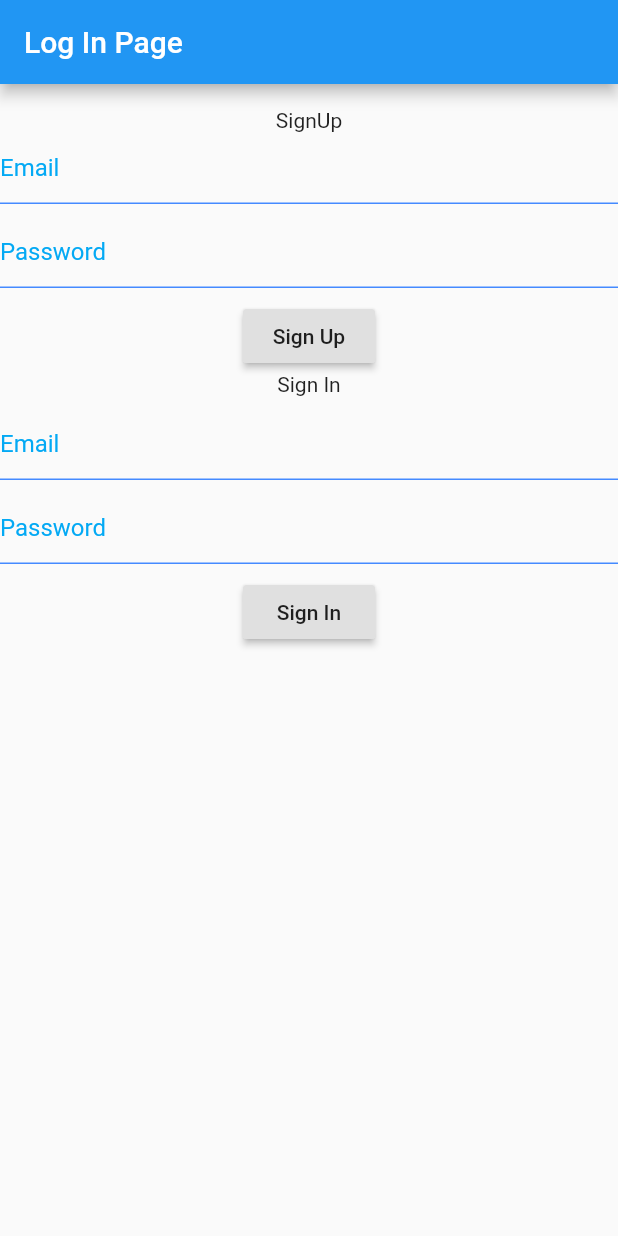
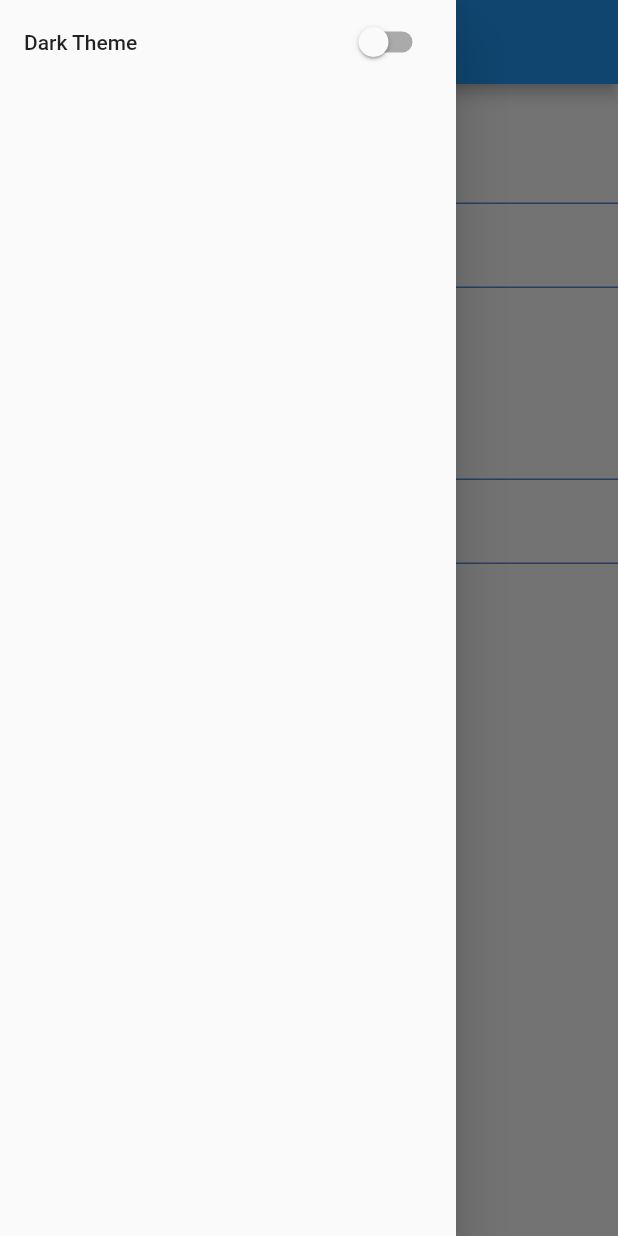
Before and after one commit to Elankumaran98/simple_loginpage, a Flutter app: the screen it shows after launch, with the side drawer open (before the commit the screen has no drawer), on a phone screen of 412 x 824 dp. Run offline on Flutter 3.47's test engine with Material 2 defaults, Android fonts, the phone set to English and light mode, and no system bars; our stand-ins replace firebase_auth, firebase_core; accounts and stored records are empty.

Commit message:
Add theme option in drawer

```diff
--- a/lib/main.dart
+++ b/lib/main.dart
@@ -4,27 +4,30 @@ import 'package:flutter/material.dart';
 import 'package:simple_loginpage/screens/welcome_in.dart';
 import 'package:simple_loginpage/screens/welcome_up.dart';
 import 'package:simple_loginpage/widgets/widget.dart';
+import 'dart:async';
 
 void main() async {
   WidgetsFlutterBinding.ensureInitialized();
   await Firebase.initializeApp();
   runApp(MaterialApp(
-    debugShowCheckedModeBanner: false,
-    home: MyApp(),
+    home: HomePage(),
   ));
 }
 
-class MyApp extends StatefulWidget {
+class HomePage extends StatefulWidget {
   @override
-  _MyAppState createState() => _MyAppState();
+  _HomePageState createState() => _HomePageState();
 }
 
-class _MyAppState extends State<MyApp> {
+class _HomePageState extends State<HomePage> {
+  bool darkTheme = false;
   String _email, _password;
   final auth = FirebaseAuth.instance;
   @override
   Widget build(BuildContext context) {
-    return Scaffold(
+    return MaterialApp(
+      debugShowCheckedModeBanner: false,
+      home: Scaffold(
         appBar: appBarMain(context),
         body: Column(
           children: [
@@ -97,8 +100,39 @@ class _MyAppState extends State<MyApp> {
                   Navigator.of(context).pushReplacement(
                       MaterialPageRoute(builder: (context) => WelcomeIn()));
                 }),
+            SizedBox(
+              height: 8.0,
+            ),
           ],
         ),
+        drawer: Drawer(
+          child: ListView(
+            children: <Widget>[
+              ListTile(
+                title: Text("Dark Theme"),
+                trailing: Switch(
+                  value: darkTheme,
+                  onChanged: (changed) {
+                    setState(() {
+                      darkTheme = changed;
+                    });
+                  },
+                ),
+              )
+            ],
+          ),
+        ),
+      ),
+       theme: darkTheme ? ThemeData.dark() : ThemeData.light(),
     );
   }
 }
+
+class Bloc {
+  // ignore: close_sinks
+  final _themeController = StreamController<bool>();
+  get changeTheme => _themeController.sink.add;
+  get darkThemeEnabled => _themeController.stream;
+}
+
+final bloc = Bloc();
--- a/lib/screens/welcome_in.dart
+++ b/lib/screens/welcome_in.dart
@@ -20,7 +20,7 @@ class _WelcomeInState extends State<WelcomeIn> {
             child: Text("Log Out"),
             onPressed: (){
               auth.signOut();
-              Navigator.of(context).pushReplacement(MaterialPageRoute(builder: (context)=>MyApp()));
+              Navigator.of(context).pushReplacement(MaterialPageRoute(builder: (context)=>HomePage()));
             },
           )
         ],
--- a/lib/screens/welcome_up.dart
+++ b/lib/screens/welcome_up.dart
@@ -19,7 +19,7 @@ class _WelcomeUpState extends State<WelcomeUp> {
             child: Text("Log Out"),
             onPressed: (){
               auth.signOut();
-              Navigator.of(context).pushReplacement(MaterialPageRoute(builder: (context)=>MyApp()));
+              Navigator.of(context).pushReplacement(MaterialPageRoute(builder: (context)=>HomePage()));
             },
           )
         ],
--- a/lib/themes/dark.dart
+++ /dev/null
@@ -1,15 +0,0 @@
-import 'package:flutter/material.dart';
-
-class Dark extends StatefulWidget {
-  @override
-  _DarkState createState() => _DarkState();
-}
-
-class _DarkState extends State<Dark> {
-  @override
-  Widget build(BuildContext context) {
-    return MaterialApp(
-      theme: ThemeData.dark(),
-    );
-  }
-}
--- a/lib/themes/light.dart
+++ /dev/null
@@ -1,15 +0,0 @@
-import 'package:flutter/material.dart';
-
-class Dark extends StatefulWidget {
-  @override
-  _DarkState createState() => _DarkState();
-}
-
-class _DarkState extends State<Dark> {
-  @override
-  Widget build(BuildContext context) {
-    return MaterialApp(
-      theme: ThemeData.light(),
-    );
-  }
-}
```
Lines whose indentation alone changed are shown as unchanged.
